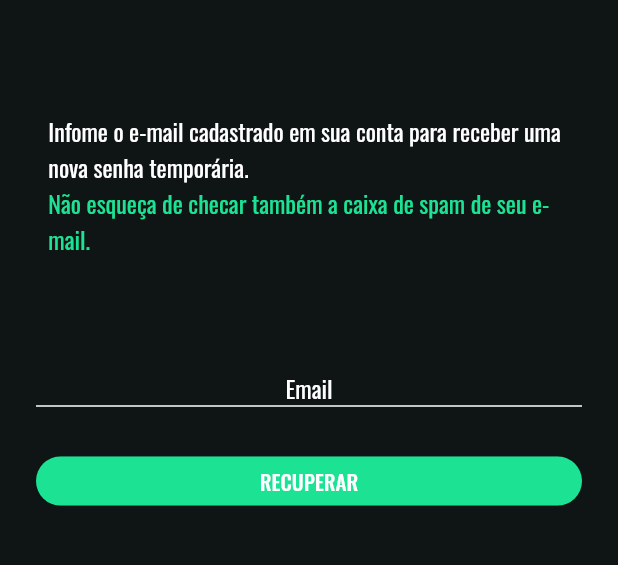
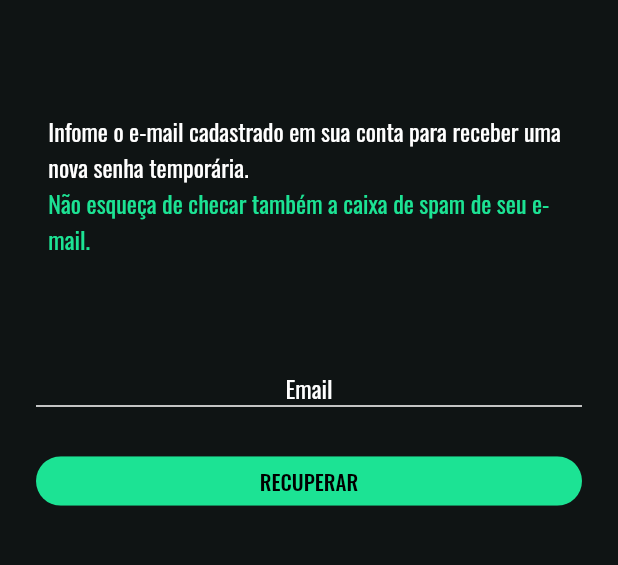
Before and after one commit to felipedelucanogueira/hero_software_test, a Flutter app: the ForgotPasswordScreen screen opened by its route, on a phone screen of 412 x 824 dp, the part 164-729 px from its top. Run offline on Flutter 3.47's test engine with Material 2 defaults, Android fonts, the phone set to English and light mode, and no system bars; our stand-ins replace dio, flutter_secure_storage, flutter_svg, google_fonts; missing offline and left inert: validatorless; accounts and stored records are empty.

Commit message:
fix: color adjustment

```diff
--- a/lib/features/forgot_password_screen/forgot_password_screen.dart
+++ b/lib/features/forgot_password_screen/forgot_password_screen.dart
@@ -78,7 +78,7 @@ class _ForgotPasswordScreenState extends State<ForgotPasswordScreen> {
                     },
                     child: Text(
                       Strings.resetPasswordButton.toUpperCase(),
-                      style: const TextStyle(color: Colors.white),
+                      style: const TextStyle(color: AppColors.black),
                     ),
                   ),
                 ),
```
